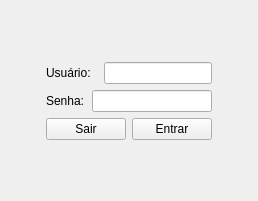
The window that loginform.ui (feferreira/LabMananger) describes before a commit, drawn with Qt 5.
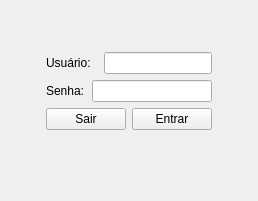
The same window after the commit.

Patch:
```diff
--- a/loginform.ui
+++ b/loginform.ui
@@ -121,6 +121,77 @@
        </item>
       </layout>
      </item>
+     <item>
+      <widget class="QLabel" name="loginReply">
+       <property name="palette">
+        <palette>
+         <active>
+          <colorrole role="Text">
+           <brush brushstyle="SolidPattern">
+            <color alpha="255">
+             <red>170</red>
+             <green>0</green>
+             <blue>0</blue>
+            </color>
+           </brush>
+          </colorrole>
+          <colorrole role="PlaceholderText">
+           <brush brushstyle="SolidPattern">
+            <color alpha="128">
+             <red>170</red>
+             <green>0</green>
+             <blue>0</blue>
+            </color>
+           </brush>
+          </colorrole>
+         </active>
+         <inactive>
+          <colorrole role="Text">
+           <brush brushstyle="SolidPattern">
+            <color alpha="255">
+             <red>170</red>
+             <green>0</green>
+             <blue>0</blue>
+            </color>
+           </brush>
+          </colorrole>
+          <colorrole role="PlaceholderText">
+           <brush brushstyle="SolidPattern">
+            <color alpha="128">
+             <red>170</red>
+             <green>0</green>
+             <blue>0</blue>
+            </color>
+           </brush>
+          </colorrole>
+         </inactive>
+         <disabled>
+          <colorrole role="Text">
+           <brush brushstyle="SolidPattern">
+            <color alpha="127">
+             <red>255</red>
+             <green>255</green>
+             <blue>255</blue>
+            </color>
+           </brush>
+          </colorrole>
+          <colorrole role="PlaceholderText">
+           <brush brushstyle="SolidPattern">
+            <color alpha="128">
+             <red>231</red>
+             <green>231</green>
+             <blue>231</blue>
+            </color>
+           </brush>
+          </colorrole>
+         </disabled>
+        </palette>
+       </property>
+       <property name="text">
+        <string/>
+       </property>
+      </widget>
+     </item>
      <item>
       <spacer name="verticalSpacer_2">
        <property name="orientation">
```
